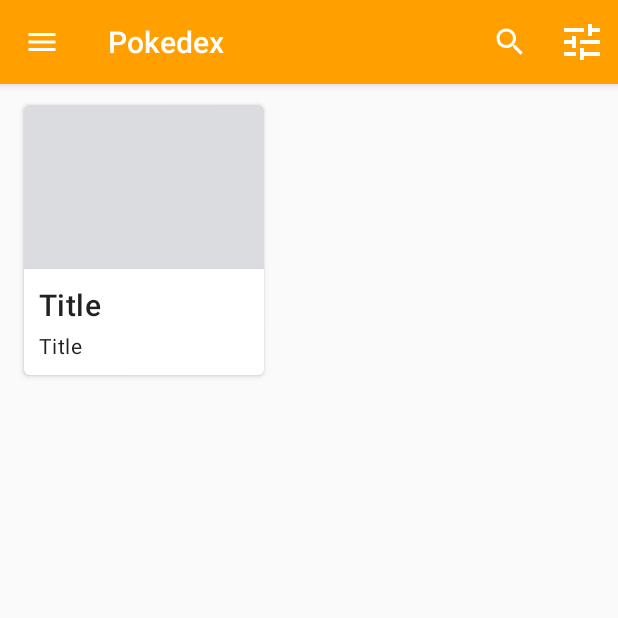
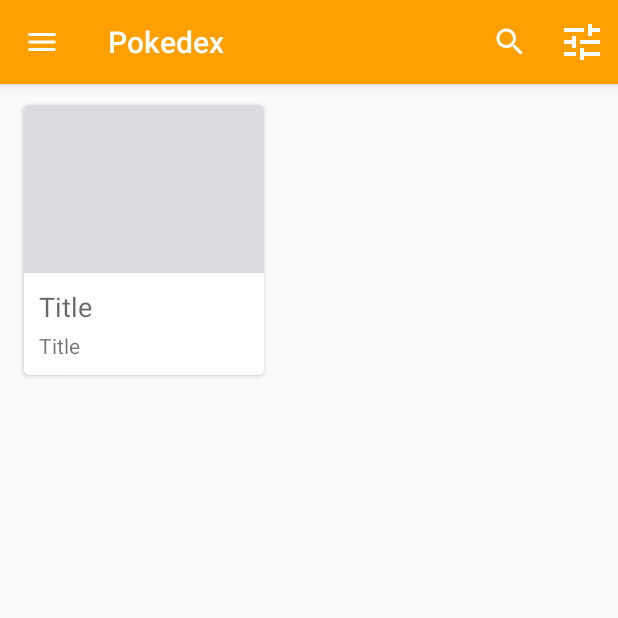
Before and after one commit to Proyectos-Universidad/pokedex, an Android app: the PokeGridFragment screen opened directly, with no data from a screen before it, on a phone screen of 412 x 824 dp, the top half of it. Run offline under Robolectric (Android 15) with nearby library versions, the phone set to English and light mode, and no system bars; our stand-ins replace Firebase (no records; nobody signed in at launch, a user with empty details on screens opened directly).

Commit message:
Card text fix

```diff
--- a/app/src/main/res/layout/poke_grid_fragment.xml
+++ b/app/src/main/res/layout/poke_grid_fragment.xml
@@ -42,14 +42,14 @@
                 android:layout_height="wrap_content"
                 android:padding="2dp"
                 android:text="@string/pokemon_name"
-                android:textAppearance="?attr/textAppearanceHeadline6" />
+                android:textAppearance="@style/TextAppearance.AppCompat.Medium" />
 
             <TextView
                 android:layout_width="match_parent"
                 android:layout_height="wrap_content"
                 android:padding="2dp"
                 android:text="@string/pokemon_description"
-                android:textAppearance="?attr/textAppearanceBody2" />
+                android:textAppearance="@style/TextAppearance.AppCompat.Small" />
         </LinearLayout>
     </androidx.cardview.widget.CardView>
 
```
